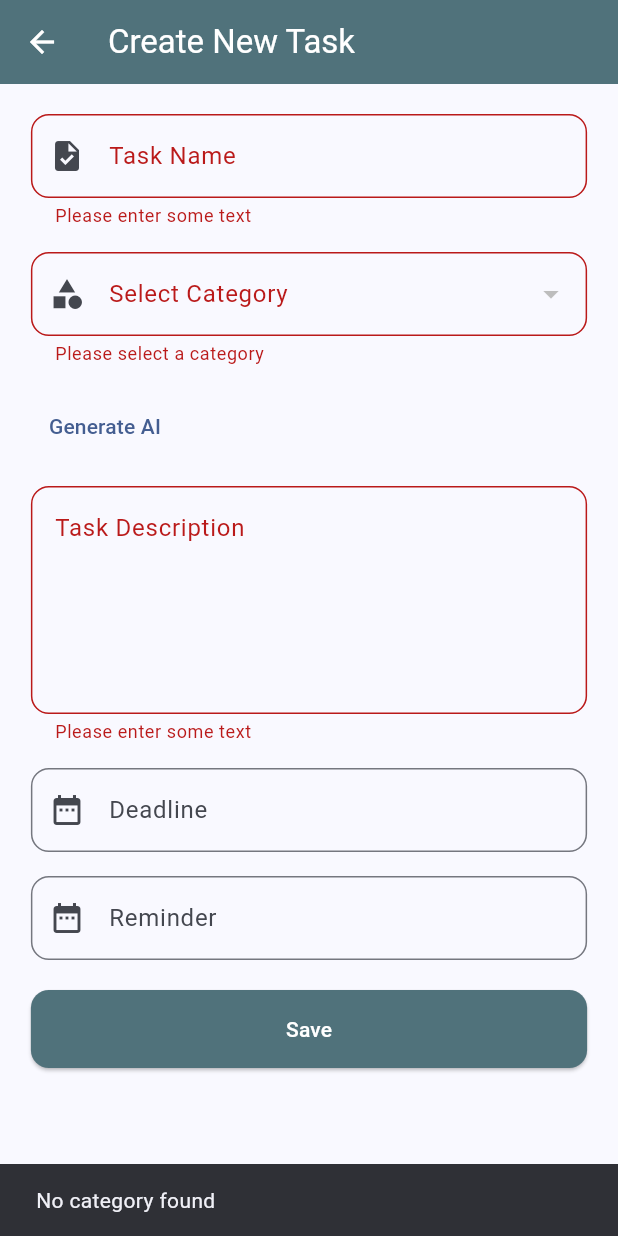
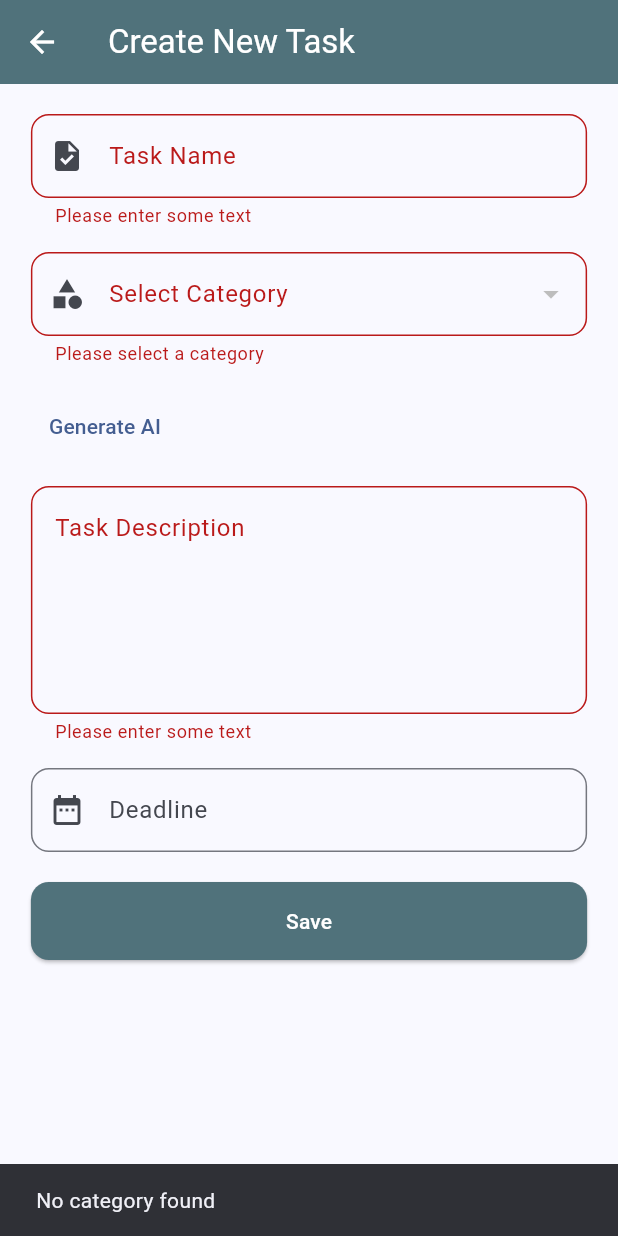
Before and after one commit to bintangyosua/EMMA, a Flutter app: the TaskCreatePage screen opened directly with empty values, after a tap on "Save", on a phone screen of 412 x 824 dp. Run offline on Flutter 3.47's test engine with Material 3 defaults, Android fonts, the phone set to English and light mode, and no system bars; our stand-ins replace cloud_firestore, firebase_auth, firebase_core, fl_chart, flutter_animate, flutter_dotenv and 2 more; accounts and stored records are empty.

Commit message:
removed reminder

```diff
--- a/lib/eisenhower-matrix/eisenhower-matrix.page.dart
+++ b/lib/eisenhower-matrix/eisenhower-matrix.page.dart
@@ -97,6 +97,8 @@ class _EisenhowerMatrixPageState extends State<EisenhowerMatrixPage> {
       final notUrgentNotImportantTasks =
           await Task.findTasksByCategory('qUPKuIqJioKvZO8qYD3L');
 
+      print(urgentImportantTasks);
+
       setState(() {
         _urgentImportantTasks = urgentImportantTasks;
         _notUrgentImportantTasks = notUrgentImportantTasks;
@@ -142,7 +144,9 @@ class _EisenhowerMatrixPageState extends State<EisenhowerMatrixPage> {
       Task task, Animation<double> animation, String categoryId) {
     return SizeTransition(
       sizeFactor: animation,
-      child: _buildTaskItem(task, () {}, categoryId),
+      child: _buildTaskItem(task, () {
+        task.checkDone(task.uid!);
+      }, categoryId),
     );
   }
 
--- a/lib/eisenhower-matrix/task_create.dart
+++ b/lib/eisenhower-matrix/task_create.dart
@@ -29,11 +29,8 @@ class _TaskCreatePageState extends State<TaskCreatePage> {
       TextEditingController();
   late final TextEditingController _taskDeadlineController =
       TextEditingController();
-  late final TextEditingController _taskReminderController =
-      TextEditingController();
 
   DateTime? _taskDeadline;
-  DateTime? _taskReminder;
 
   List<Category> _categories = [];
 
@@ -68,7 +65,6 @@ class _TaskCreatePageState extends State<TaskCreatePage> {
     _taskDescController.dispose();
     _taskCategoryController.dispose();
     _taskDeadlineController.dispose();
-    _taskReminderController.dispose();
     super.dispose();
   }
 
@@ -80,15 +76,13 @@ class _TaskCreatePageState extends State<TaskCreatePage> {
           desc: _taskDescController.text,
           category_id: _taskCategoryController.text,
           deadline: _taskDeadline,
-          reminder: _taskReminder,
           user_id: currentUser.uid,
           is_done: false);
 
       if (_taskNameController.text.isEmpty ||
           _taskDescController.text.isEmpty ||
           _taskCategoryController.text.isEmpty ||
-          _taskDeadline == null ||
-          _taskReminder == null) {
+          _taskDeadline == null) {
         ScaffoldMessenger.of(context).showSnackBar(
           const SnackBar(
             content: Text('Every tasks must not be empty'),
@@ -173,18 +167,6 @@ class _TaskCreatePageState extends State<TaskCreatePage> {
                     _taskDeadline = date;
                     _taskDeadlineController.text =
                         DateFormat('dd/MM/yyyy').format(_taskDeadline!);
-                  });
-                },
-              ),
-              const SizedBox(height: 16.0),
-              _buildDatePickerTextField(
-                controller: _taskReminderController,
-                labelText: 'Reminder',
-                onDateSelected: (date) {
-                  setState(() {
-                    _taskReminder = date;
-                    _taskReminderController.text =
-                        DateFormat('dd/MM/yyyy').format(_taskReminder!);
                   });
                 },
               ),
--- a/lib/models/task.dart
+++ b/lib/models/task.dart
@@ -7,7 +7,6 @@ class Task {
   final DateTime? deadline;
   final String desc;
   final String name;
-  final DateTime? reminder;
   final String? user_id;
   final String category_id;
   bool is_done;
@@ -18,7 +17,6 @@ class Task {
       required this.deadline,
       required this.desc,
       required this.name,
-      required this.reminder,
       required this.user_id,
       required this.category_id,
       required this.is_done,
@@ -29,7 +27,6 @@ class Task {
       'deadline': deadline,
       'desc': desc,
       'name': name,
-      'reminder': reminder,
       'user_id': user_id,
       'category_id': category_id,
       'is_done': is_done
@@ -122,9 +119,6 @@ class Task {
         desc: map['desc'] ??
             'No description', // Nilai default jika deskripsi kosong
         name: map['name'] ?? 'Untitled', // Nilai default jika name kosong
-        reminder: map['reminder'] != null
-            ? (map['reminder'] as Timestamp).toDate()
-            : null,
         user_id: map['user_id'] is DocumentReference
             ? (map['user_id'] as DocumentReference).id
             : map['user_id'],
@@ -160,8 +154,6 @@ class Task {
           .update({'is_done': newIsDone});
       this.is_done = newIsDone;
 
-      print('value is_done: $newIsDone');
-
       return true;
     } catch (e) {
       return false;
```
Also changed, not shown: lib/eisenhower-matrix/task_page.dart (+0 -18 lines).
